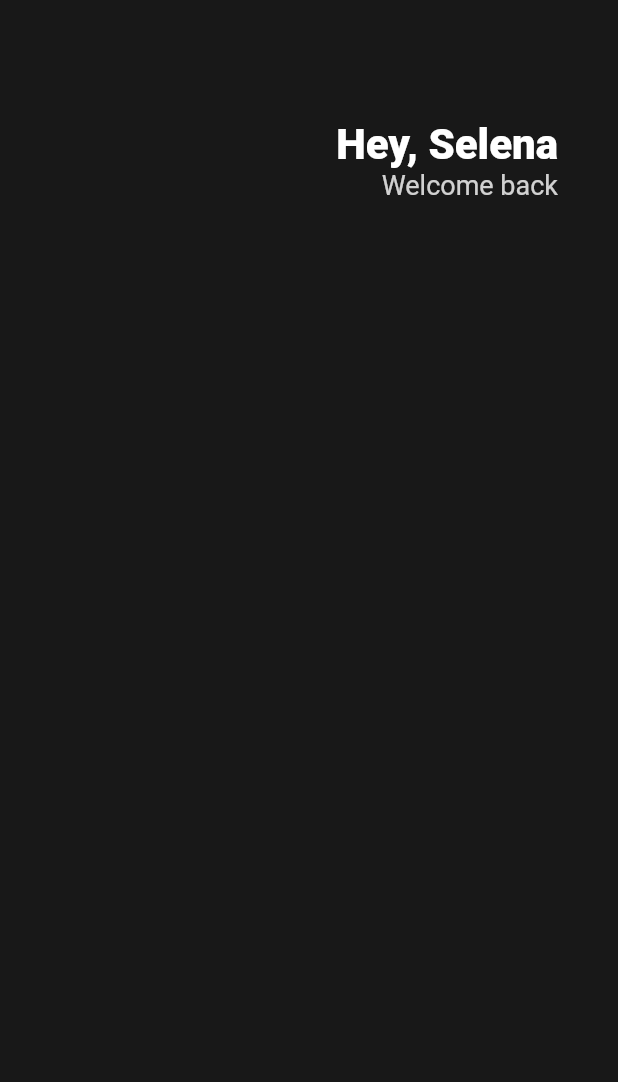
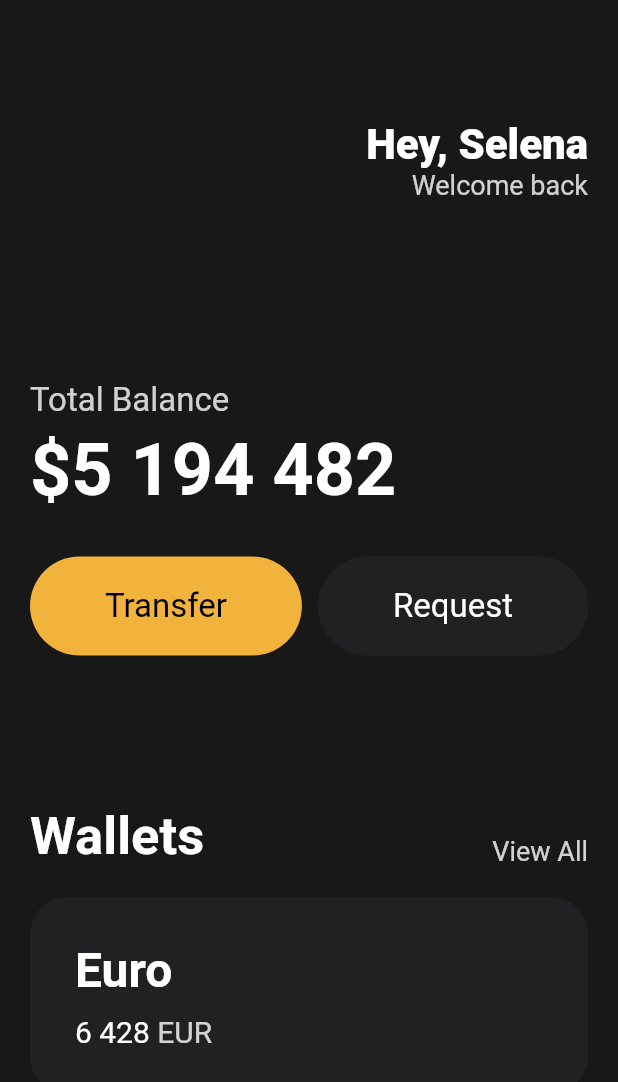
Before and after one commit to loupdaniel/Flutter-Training, a Flutter app: the screen it shows after launch, on a phone screen of 412 x 824 dp. Shown: the top 1082 px of the screen. Run offline on Flutter 3.47's test engine with Material 2 defaults, Android fonts, the phone set to English and light mode, and no system bars.

Commit message:
2nd save(3:23)

```diff
--- a/lib/main.dart
+++ b/lib/main.dart
@@ -1,60 +1,181 @@
 import 'package:flutter/material.dart';
-
+import 'package:flutter_application_1/widgets/Button.dart';
 
 void main() {
   runApp(App());
 }
 
-class App extends StatelessWidget{
+class App extends StatelessWidget {
   @override
   Widget build(BuildContext context) {
     return MaterialApp(
-      home: Scaffold (
-        backgroundColor: Color(0xFF181818),
+      home: Scaffold(
+        backgroundColor: const Color(
+            0xFF181818), //Color.fromRGBO => red, green, blue, opacity
         body: Padding(
-          padding: EdgeInsets.symmetric(horizontal: 40),
+          padding: const EdgeInsets.symmetric(horizontal: 20),
 
           //EdgeInsets.all == Making spaces Top, Bottom, Left and Right
           //EdgeInsets.only == Making spaces one of the Top, Bottom, Left and Right that you choose
           //EdgeInsets.symmetric == allows you to specify vertical or horizontal padding
 
-
+          //we use column when we want to put things one under each other
+          //we use row when we want to put things next to each other
 
           child: Column(
+            crossAxisAlignment: CrossAxisAlignment.start,
             children: [
-            SizedBox(
+              const SizedBox(
                 height: 80,
               ),
               Row(
-              mainAxisAlignment: MainAxisAlignment.end,
+                mainAxisAlignment: MainAxisAlignment
+                    .end, //MainAxis of the row is on the horizontal direction https://flutteragency.com/what-is-diffrence-between-crossaxisalignment-and-mainaxisalignment/
+                //MainAxis of the column is on the vertical direction
                 children: [
                   Column(
-                  crossAxisAlignment: CrossAxisAlignment.end,
+                      crossAxisAlignment: CrossAxisAlignment
+                          .end, //CrossAxis of the row is on the vertical direction https://flutteragency.com/what-is-diffrence-between-crossaxisalignment-and-mainaxisalignment/
+                      //CrossAxis of the column is on the horizontal direction
                       children: [
-                    Text('Hey, Selena',
+                        const Text(
+                          'Hey, Selena',
                           style: TextStyle(
                               color: Colors.white,
                               fontSize: 28,
-                        fontWeight: FontWeight.w800
+                              fontWeight: FontWeight.w800),
                         ),
-                    ),
-                    Text('Welcome back',
+                        Text(
+                          'Welcome back',
                           style: TextStyle(
                             color: Colors.white.withOpacity(0.8),
                             fontSize: 18,
                           ),
                         ),
-                    ]
+                      ]),
+                ],
+              ),
+              const SizedBox(
+                height: 120,
+              ),
+              Text(
+                'Total Balance',
+                style: TextStyle(
+                  fontSize: 22,
+                  color: Colors.white.withOpacity(0.8),
+                ),
+              ),
+              const SizedBox(
+                height: 5,
+              ),
+              const Text(
+                '\$5 194 482', //$5 194 -> unavailable. Rather do /$ instead
+                style: TextStyle(
+                  fontSize: 48,
+                  fontWeight: FontWeight.w600,
+                  color: Colors.white,
+                ),
+              ),
+              const SizedBox(
+                height: 30,
+              ),
+              Row(
+                mainAxisAlignment: MainAxisAlignment.spaceBetween,
+                children: const [
+                  Button(
+                    text: 'Transfer',
+                    bgColor: Color(0xFFF1B33B),
+                    textColor: Colors.black,
+                  ),
+                  Button(
+                    text: 'Request',
+                    bgColor: Color(0xFF1F2123),
+                    textColor: Colors.white,
                   ),
                 ],
-              )
+              ),
+              const SizedBox(
+                height: 100,
+              ),
+              Row(
+                crossAxisAlignment: CrossAxisAlignment.end,
+                mainAxisAlignment: MainAxisAlignment.spaceBetween,
+                children: [
+                  const Text(
+                    'Wallets',
+                    style: TextStyle(
+                      color: Colors.white,
+                      fontSize: 35,
+                      fontWeight: FontWeight.w600,
+                    ),
+                  ),
+                  Text(
+                    'View All',
+                    style: TextStyle(
+                      color: Colors.white.withOpacity(0.8),
+                      fontSize: 18,
+                    ),
+                  ),
+                ],
+              ),
+              const SizedBox(
+                height: 20,
+              ),
+              Container(
+                decoration: BoxDecoration(
+                  color: const Color(0xFF1F2123),
+                  borderRadius: BorderRadius.circular(25),
+                ),
+                child: Padding(
+                  padding: const EdgeInsets.all(30),
+                  child: Row(
+                    children: [
+                      Column(
+                        crossAxisAlignment: CrossAxisAlignment.start,
+                        children: [
+                          const Text(
+                            'Euro',
+                            style: TextStyle(
+                              color: Colors.white,
+                              fontSize: 32,
+                              fontWeight: FontWeight.w600,
+                            ),
+                          ),
+                          const SizedBox(height: 10),
+                          Row(
+                            children: [
+                              const Text(
+                                '6 428',
+                                style: TextStyle(
+                                  color: Colors.white,
+                                  fontSize: 20,
+                                ),
+                              ),
+                              const SizedBox(
+                                width: 5,
+                              ),
+                              Text(
+                                'EUR',
+                                style: TextStyle(
+                                  color: Colors.white.withOpacity(0.8),
+                                  fontSize: 20,
+                                ),
+                              ),
+                            ],
+                          ),
+                        ],
+                      ),
                     ],
                   ),
                 ),
-
+              ),
+            ],
+          ),
+        ),
       ),
     );
 
+    // padding == widget that gives some space between boxes to boxes
     // add the comments(,) at the end whenever you create a class
     // this is the root of our application.
     // the widget that the root of the application should return has to be one of the 2 options
@@ -64,3 +185,5 @@ class App extends StatelessWidget{
 }
 //extending to StatelessWidget, u must implement the 'build' method and whatever this method returns is what is going to show up on the screen
 // build method : builds UI of ur widget
+
+//Show Code Actions => Ctrl + Dot(.)
--- /dev/null
+++ b/lib/widgets/button.dart
@@ -0,0 +1,37 @@
+import 'package:flutter/material.dart';
+
+class Button extends StatelessWidget {
+  final String text;
+  final Color bgColor;
+  final Color textColor;
+
+  const Button(
+      {Key? key,
+      required this.text,
+      required this.bgColor,
+      required this.textColor})
+      : super(key: key);
+
+  @override
+  Widget build(BuildContext context) {
+    return Container(
+      //Container == Box
+      decoration: BoxDecoration(
+        color: bgColor,
+        borderRadius: BorderRadius.circular(45),
+      ),
+      child: Padding(
+        padding: const EdgeInsets.symmetric(
+          vertical: 20,
+          horizontal:
+              50, //code actions can refactor your code in a very easy way
+        ),
+        child: Text(text,
+            style: TextStyle(
+              color: textColor,
+              fontSize: 22,
+            )),
+      ),
+    );
+  }
+}
```
Lines whose indentation alone changed are shown as unchanged.
